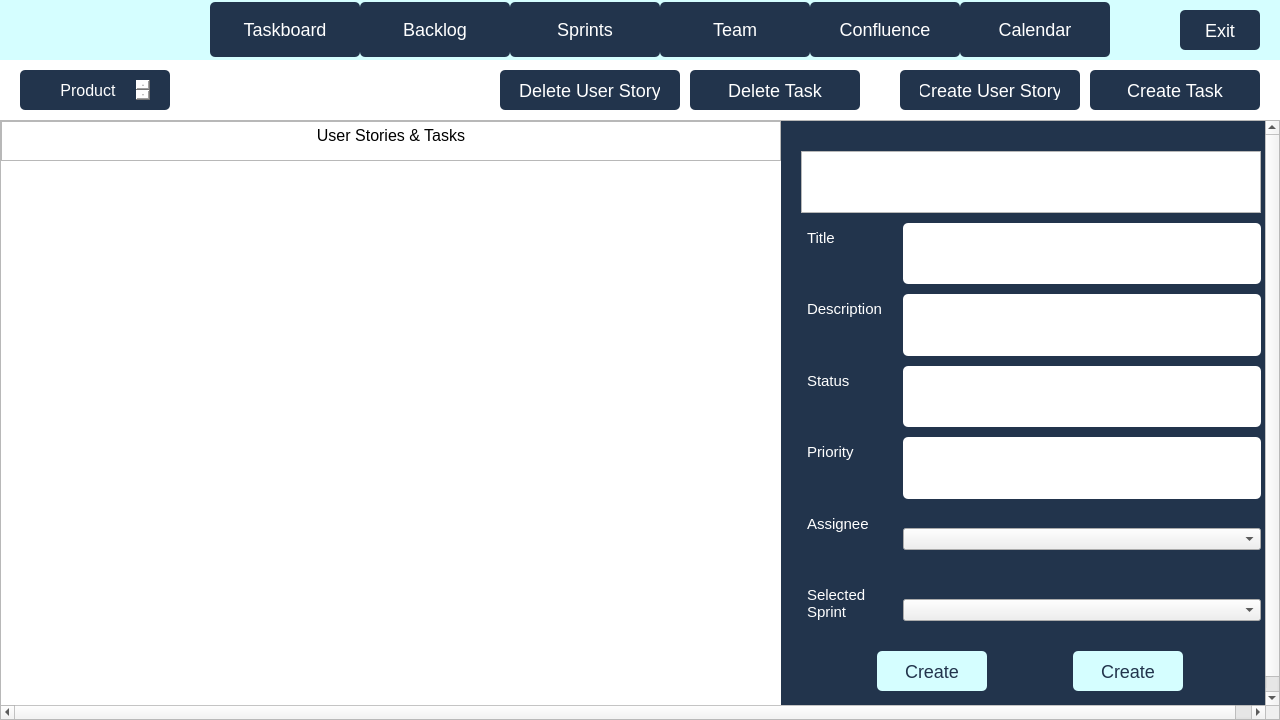
Above: code/Staging_Environment/Recovered/Staging_Environment_Recorverd/parentboard.ui from muazzamaqeel/Software-Project-CTS-5 before the change. Below: the same form after it.
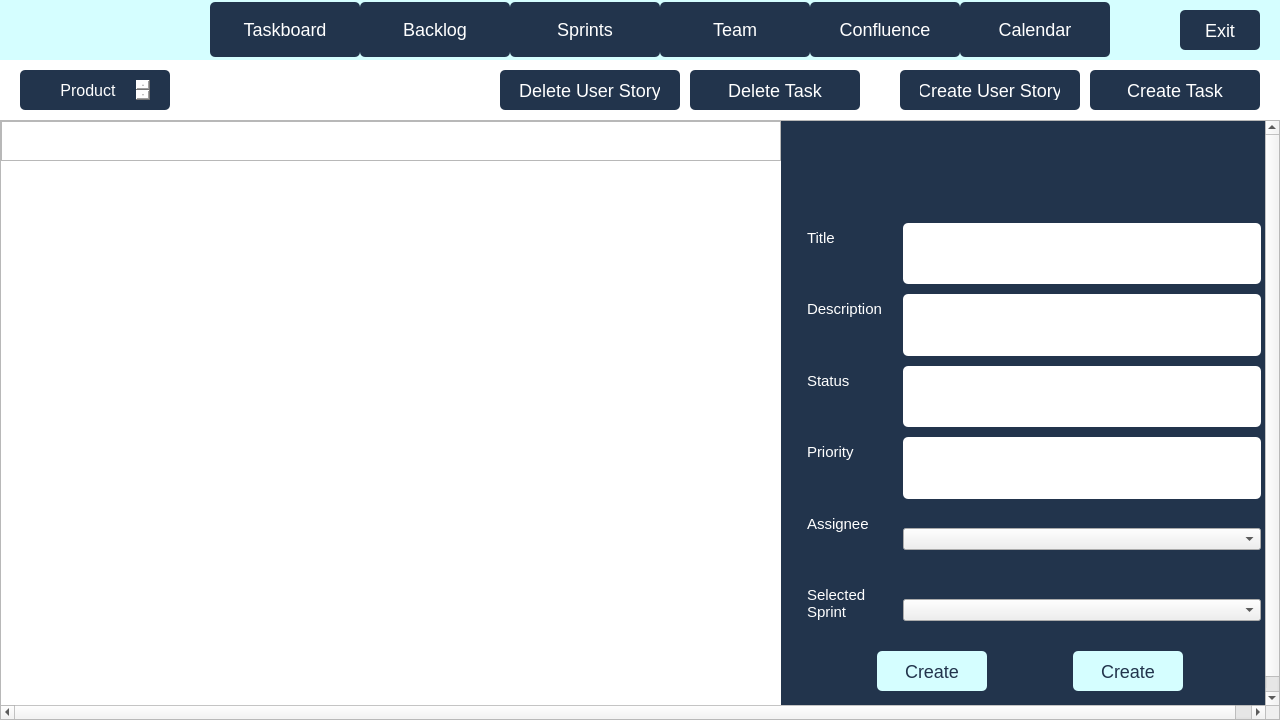
That is the form after the change. Icons and pictures are not drawn.

Diff of the .ui file:
```diff
--- a/code/Staging_Environment/Recovered/Staging_Environment_Recorverd/parentboard.ui
+++ b/code/Staging_Environment/Recovered/Staging_Environment_Recorverd/parentboard.ui
@@ -2139,7 +2139,7 @@
 li.unchecked::marker { content: &quot;\2610&quot;; }
 li.checked::marker { content: &quot;\2612&quot;; }
 &lt;/style&gt;&lt;/head&gt;&lt;body style=&quot; font-family:'Segoe UI'; font-size:9pt; font-weight:400; font-style:normal;&quot;&gt;
-&lt;p align=&quot;center&quot; style=&quot; margin-top:0px; margin-bottom:0px; margin-left:0px; margin-right:0px; -qt-block-indent:0; text-indent:0px;&quot;&gt;&lt;span style=&quot; font-size:12pt;&quot;&gt;User Stories &amp;amp; Tasks&lt;/span&gt;&lt;/p&gt;&lt;/body&gt;&lt;/html&gt;</string>
+&lt;p align=&quot;center&quot; style=&quot;-qt-paragraph-type:empty; margin-top:0px; margin-bottom:0px; margin-left:0px; margin-right:0px; -qt-block-indent:0; text-indent:0px;&quot;&gt;&lt;br /&gt;&lt;/p&gt;&lt;/body&gt;&lt;/html&gt;</string>
                  </property>
                 </widget>
                </item>
@@ -2234,7 +2234,7 @@
               <property name="title">
                <string/>
               </property>
-              <layout class="QVBoxLayout" name="verticalLayout_6" stretch="1,1,3,1,1,1,1,2">
+              <layout class="QVBoxLayout" name="verticalLayout_6" stretch="0,1,3,1,1,1,1,2">
                <property name="spacing">
                 <number>10</number>
                </property>
@@ -2251,7 +2251,24 @@
                 <number>30</number>
                </property>
                <item>
-                <widget class="QTextBrowser" name="CreateHeader"/>
+                <widget class="QTextBrowser" name="CreateHeader">
+                 <property name="styleSheet">
+                  <string notr="true">QTextBrowser { background-color: rgba(255, 255, 255, 0); color: black; }</string>
+                 </property>
+                 <property name="frameShape">
+                  <enum>QFrame::VLine</enum>
+                 </property>
+                 <property name="html">
+                  <string>&lt;!DOCTYPE HTML PUBLIC &quot;-//W3C//DTD HTML 4.0//EN&quot; &quot;http://www.w3.org/TR/REC-html40/strict.dtd&quot;&gt;
+&lt;html&gt;&lt;head&gt;&lt;meta name=&quot;qrichtext&quot; content=&quot;1&quot; /&gt;&lt;meta charset=&quot;utf-8&quot; /&gt;&lt;style type=&quot;text/css&quot;&gt;
+p, li { white-space: pre-wrap; }
+hr { height: 1px; border-width: 0; }
+li.unchecked::marker { content: &quot;\2610&quot;; }
+li.checked::marker { content: &quot;\2612&quot;; }
+&lt;/style&gt;&lt;/head&gt;&lt;body style=&quot; font-family:'Segoe UI'; font-size:9pt; font-weight:400; font-style:normal;&quot;&gt;
+&lt;p style=&quot;-qt-paragraph-type:empty; margin-top:0px; margin-bottom:0px; margin-left:0px; margin-right:0px; -qt-block-indent:0; text-indent:0px;&quot;&gt;&lt;br /&gt;&lt;/p&gt;&lt;/body&gt;&lt;/html&gt;</string>
+                 </property>
+                </widget>
                </item>
                <item>
                 <widget class="QWidget" name="titleLayout" native="true">
```
